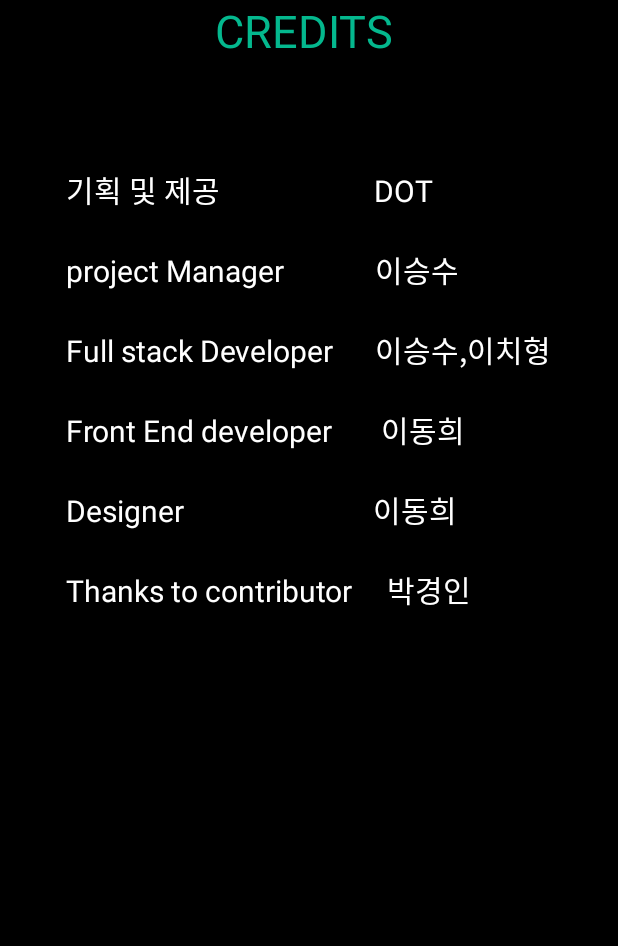
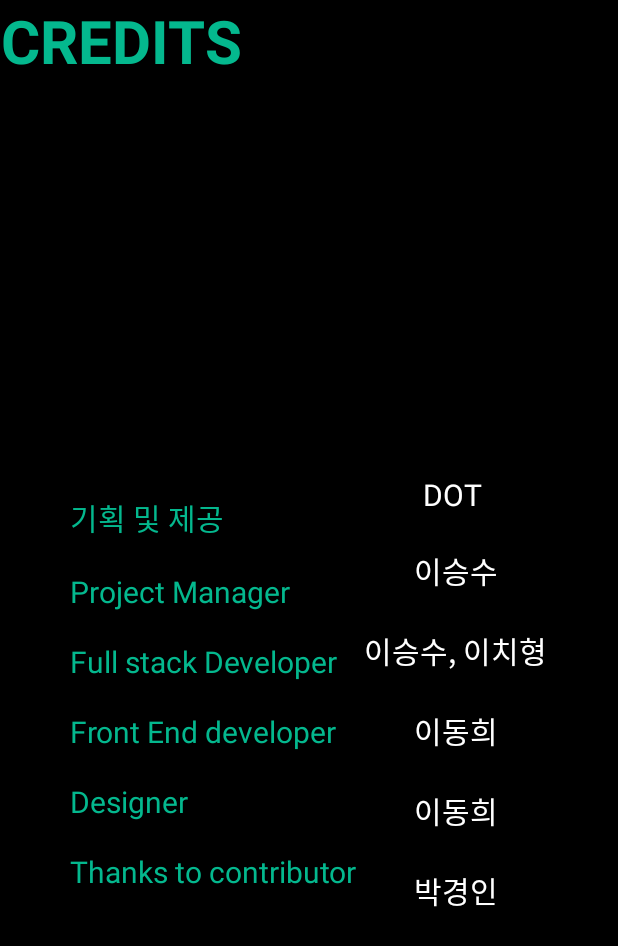
Before and after one commit to seungsu-lee-dev/EverytimeCrawler, an Android app: the Credits screen opened directly, with no data from a screen before it, on a phone screen of 412 x 824 dp. Shown: the top 946 px of the screen. Run offline under Robolectric (Android 15) with nearby library versions, the phone set to English and light mode, and no system bars; 3 statements that could not run were skipped.

Commit message:
승수야 도와줘2

```diff
--- a/app/src/main/java/com/cookandroid/everytimecrawler/Credits.java
+++ b/app/src/main/java/com/cookandroid/everytimecrawler/Credits.java
@@ -10,10 +10,11 @@ import android.widget.TextView;
 import androidx.appcompat.app.AppCompatActivity;
 
 public class Credits extends AppCompatActivity {
-    private TextView textView;
+    private TextView textView,textView2;
     private TextView title;
 
-    private Animation animation;
+    private Animation animation, animation2;
+
 
 
     @Override
@@ -21,24 +22,34 @@ public class Credits extends AppCompatActivity {
         super.onCreate(savedInstanceState);
         setContentView(R.layout.credits);
 
+
         animation =  AnimationUtils.loadAnimation(getApplicationContext(),R.anim.credits);
-
+        animation2 =  AnimationUtils.loadAnimation(getApplicationContext(),R.anim.credits2);
 
         title = (TextView) findViewById(R.id.credit2);
         textView = (TextView) findViewById(R.id.credit);
+        textView2 = (TextView) findViewById(R.id.credit3);
 
 
-        title.setText("CREDITS \n" + "\n");
+        title.setText("CREDITS \n");
 
-        textView.setText("기획 및 제공"+"                      DOT\n\n" +
-                "project Manager"+"             이승수\n\n"
-                +"Full stack Developer"+"      이승수,이치형\n\n"
-                +"Front End developer"+"       이동희\n\n"
-                +"Designer"+"                           이동희\n\n"
-                +"Thanks to contributor"+"     박경인");
+        textView.setText("기획 및 제공\n\n" +
+                "Project Manager\n\n"
+                +"Full stack Developer\n\n"
+                +"Front End developer\n\n"
+                +"Designer\n\n"
+                +"Thanks to contributor");
 
-        title.startAnimation(animation);
+        textView2.setText("DOT\n\n" +
+                " 이승수\n\n"
+                +" 이승수, 이치형\n\n"
+                +" 이동희\n\n"
+                +" 이동희\n\n"
+                +" 박경인");
+
+        title.startAnimation(animation2);
         textView.startAnimation(animation);
+        textView2.startAnimation(animation);
     }
 
 }
--- a/app/src/main/res/anim/credits.xml
+++ b/app/src/main/res/anim/credits2.xml
@@ -2,10 +2,10 @@
 <set xmlns:android="http://schemas.android.com/apk/res/android"
     android:fillAfter="true">
     <translate
-       android:interpolator="@android:anim/linear_interpolator"
+        android:interpolator="@android:anim/linear_interpolator"
         android:fromYDelta="100%p"
         android:toYDelta="-100%p"
-        android:duration = "25000"
+        android:duration = "10000"
 
         >
 
--- a/app/src/main/res/layout/credits.xml
+++ b/app/src/main/res/layout/credits.xml
@@ -7,7 +7,9 @@
     android:orientation="vertical"
     android:background="@color/colorBlack"
     >
-
+    <LinearLayout
+        android:layout_width="wrap_content"
+        android:layout_height="wrap_content">
     <TextView
         android:id="@+id/credit2"
         android:layout_width="wrap_content"
@@ -15,24 +17,52 @@
         android:layout_gravity="center"
         android:gravity="center_horizontal"
         android:textColor="@color/colorGreen"
-        android:textSize="30sp">
+        android:textStyle="bold"
+
+        android:layout_weight="0.3"
+        android:textSize="40sp">
 
     </TextView>
+    </LinearLayout>
 
-    <TextView
-        android:id="@+id/credit"
 
+    <LinearLayout
         android:layout_width="wrap_content"
         android:layout_height="wrap_content"
-        android:textSize="20sp"
-        android:textColor="@color/colorWhite"
         android:layout_gravity="center"
+        android:layout_weight="0.7"
+        >
 
 
-        >
+        <TextView
+            android:id="@+id/credit"
+            android:text="text1"
 
-    </TextView>
+            android:layout_width="wrap_content"
+            android:layout_height="wrap_content"
+            android:textSize="20sp"
+            android:textColor="@color/colorGreen"
+            android:layout_gravity="center"
 
+
+            >
+
+        </TextView>
+
+        <TextView
+            android:id="@+id/credit3"
+            android:text="text2"
+
+            android:layout_width="wrap_content"
+            android:layout_height="wrap_content"
+            android:textSize="20sp"
+            android:textColor="@color/colorWhite"
+            android:layout_gravity="center"
+            android:gravity="center"
+            >
+
+        </TextView>
+    </LinearLayout>
 
 
 
```
